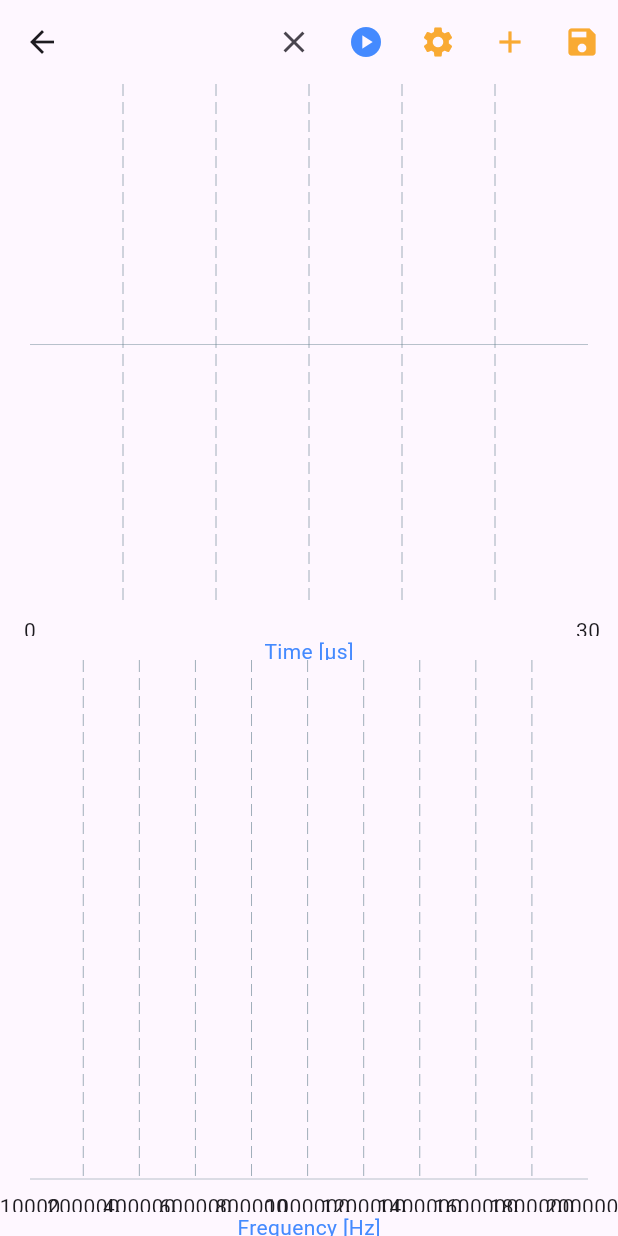
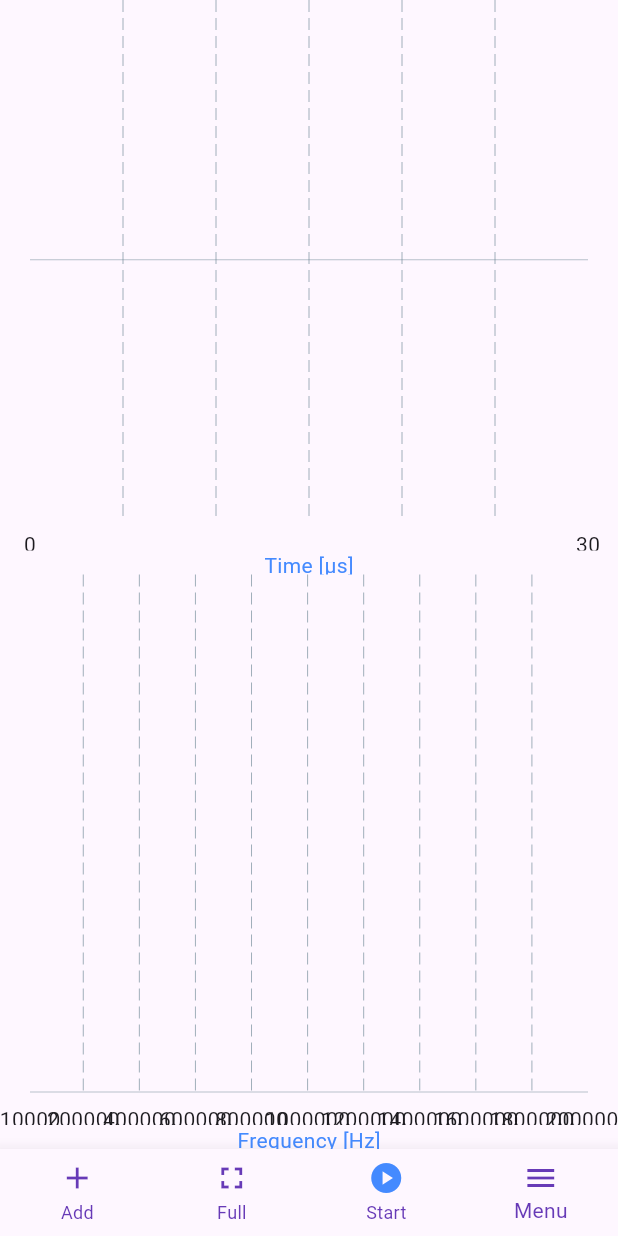
Before and after one commit to pawelmat142/flutter_audio_visual, a Flutter app: the ChartsScreen screen opened by its route, on a phone screen of 412 x 824 dp. Run offline on Flutter 3.47's test engine with Material 2 defaults, Android fonts, the phone set to English and light mode, and no system bars; drawn by our look-alikes of fl_chart; our stand-ins replace flutter_bloc, get_it, hive_flutter, rxdart; missing offline and left inert: fft, mic_stream, navigation_history_observer; accounts and stored records are empty.

Commit message:
toolbar implemented instead of appbar

```diff
--- a/lib/global/app_style.dart
+++ b/lib/global/app_style.dart
@@ -16,13 +16,6 @@ abstract class AppStyle {
 
   static const double wrapSpacing = 12;
 
-
-  static const titleLargeTextStyle = TextStyle(
-      fontSize: AppFontSize.big,
-      fontWeight: FontWeight.w500,
-      color: AppColor.secondary,
-      letterSpacing: 1.3
-  );
 
   static const midWhite30 = TextStyle(
       fontSize: AppFontSize.medium,
@@ -52,25 +45,11 @@ abstract class AppStyle {
       letterSpacing: 1.1
   );
 
-  static const secondaryMedium = TextStyle(
-      fontSize: AppFontSize.medium,
-      fontWeight: FontWeight.w500,
-      color: AppColor.secondary,
-      letterSpacing: 1.1
-  );
-
   static const textInput = TextStyle(
       fontSize: AppFontSize.medium,
       fontWeight: FontWeight.w500,
       color: AppColor.white,
       letterSpacing: 1.1
-  );
-
-  static const listTileTitle = TextStyle(
-      fontSize: AppFontSize.medium,
-      fontWeight: FontWeight.w500,
-      color: AppColor.secondary,
-      letterSpacing: 1
   );
 
   static const listTileSubtitle = TextStyle(
@@ -123,31 +102,5 @@ abstract class AppColor {
 
   static const Color primaryDark = Colors.deepPurple;
   static const Color primary = Colors.deepPurple;
-  static const Color primaryLight = Colors.deepPurple;
-
-  static const Color secondary = Color(0xFFF9AA33);
-  static const Color secondaryInactive = Color(0x57C58425);
-  static const Color secondaryContrast = primaryDark;
-
-  static const Color blue = Color(0xFF3366FF);
-  static const Color blueInactive = Color(0x812749B4);
-  static const Color blueContrast = black70;
-
-  static const Color red = Color(0xFFFF5733);
-  static const Color redInactive = Color(0x74AD3922);
-  static const Color redContrast = primaryDark;
-
-  static List<Color> mapFlutterIconColors = [
-    const Color(0xFF4687C1),
-    const Color(0xFFC93D48),
-    const Color(0xFFA2A3A5),
-    const Color(0xFFC761AD),
-    const Color(0xFFF2A400),
-    const Color(0xFF4FA03B),
-    const Color(0xFF756CB7),
-    const Color(0xFF3B4043),
-  ];
-
-  static Color mapFlutterIconDefaultColor = mapFlutterIconColors.first;
 
 }
--- a/lib/main.dart
+++ b/lib/main.dart
@@ -25,7 +25,6 @@ void main() async {
 }
 
 //TODO X axis labels
-//TODO buttons from appbar to bottom
 
 class MyApp extends StatelessWidget {
   const MyApp({super.key});
--- a/lib/presentation/charts_screen.dart
+++ b/lib/presentation/charts_screen.dart
@@ -1,12 +1,8 @@
 import 'package:flutter/material.dart';
 import 'package:flutter_audio_visual/global/app_style.dart';
-import 'package:flutter_audio_visual/model/chart_setting.dart';
 import 'package:flutter_audio_visual/model/charts_state.dart';
 import 'package:flutter_audio_visual/presentation/app_chart.dart';
-import 'package:flutter_audio_visual/presentation/dialog/app_snackbar.dart';
-import 'package:flutter_audio_visual/presentation/home.dart';
-import 'package:flutter_audio_visual/presentation/setups_screen.dart';
-import 'package:flutter_audio_visual/services/extension.dart';
+import 'package:flutter_audio_visual/presentation/charts_screen_toolbar.dart';
 import 'package:flutter_bloc/flutter_bloc.dart';
 
 class ChartsScreen extends StatelessWidget {
@@ -25,49 +21,6 @@ class ChartsScreen extends StatelessWidget {
           return Future(() => true);
         },
         child: Scaffold(
-          appBar: AppBar(actions: [
-            IconButton(
-              icon: const Icon(Icons.clear),
-              onPressed: () {
-                cubit.reset();
-              },
-            ),
-            IconButton(
-              icon:  Icon(state.running ? Icons.stop_circle : Icons.play_circle,
-                color: state.running ? Colors.redAccent : Colors.blueAccent,
-              ),
-              onPressed: () {
-                state.running ? cubit.stop() : cubit.start();
-              },
-            ),
-            IconButton(
-              icon:  const Icon(Icons.settings,
-                color: AppColor.secondary,
-              ),
-              onPressed: () {
-                // SettingsModal.show(context, chartName: 'Time');
-                // SettingsModal.show(context);
-              },
-            ),
-            IconButton(
-              icon:  const Icon(Icons.add,
-                color: AppColor.secondary,
-              ),
-              onPressed: () => selectTypeDialog(context, cubit)
-            ),
-            IconButton(
-                icon:  const Icon(Icons.save,
-                  color: AppColor.secondary,
-                ),
-                onPressed: () {
-                  cubit.saveSetup().then((_) {
-                    AppSnackBar.show(context: context, text: 'saved!');
-                    Navi.popUntilNamed(context, HomeScreen.id);
-                    Navigator.pushNamed(context, SetupsScreen.id);
-                  });
-                },
-            ),
-          ]),
 
           body: LayoutBuilder(
             builder: (BuildContext context, BoxConstraints constraints) {
@@ -84,34 +37,12 @@ class ChartsScreen extends StatelessWidget {
             }
           ),
 
+          bottomNavigationBar: const ChartsScreenToolbar(),
+
         ),
       );
     });
 
   }
 
-  selectTypeDialog(BuildContext context, ChartsCubit cubit) {
-    showDialog(context: context, builder: (ctx) {
-      return AlertDialog(
-        actionsAlignment: MainAxisAlignment.spaceBetween,
-        title: const Text('select type'),
-        actions: [
-          TextButton(onPressed: () {
-            Navigator.pop(ctx);
-          }, child: const Text('Cancel')),
-          TextButton(onPressed: () {
-            Navigator.pop(ctx, ChartType.time);
-          }, child: const Text('TIME')),
-          TextButton(onPressed: () {
-            Navigator.pop(ctx, ChartType.frequency);
-          }, child: const Text('FREQ')),
-        ],
-      );
-    }).then((type) {
-      if (type is ChartType) {
-        cubit.addChart(type);
-      }
-    });
-  }
-
 }
--- /dev/null
+++ b/lib/presentation/charts_screen_toolbar.dart
@@ -0,0 +1,97 @@
+import 'package:flutter/material.dart';
+import 'package:flutter_audio_visual/global/app_style.dart';
+import 'package:flutter_audio_visual/model/chart_setting.dart';
+import 'package:flutter_audio_visual/model/charts_state.dart';
+import 'package:flutter_audio_visual/presentation/dialog/app_snackbar.dart';
+import 'package:flutter_audio_visual/presentation/dialog/toolbar.dart';
+import 'package:flutter_audio_visual/presentation/home.dart';
+import 'package:flutter_audio_visual/presentation/setups_screen.dart';
+import 'package:flutter_audio_visual/services/extension.dart';
+import 'package:flutter_bloc/flutter_bloc.dart';
+
+class ChartsScreenToolbar extends StatelessWidget {
+  const ChartsScreenToolbar({Key? key}) : super(key: key);
+
+  @override
+  Widget build(BuildContext context) {
+    final cubit = BlocProvider.of<ChartsCubit>(context);
+
+    return BlocBuilder<ChartsCubit, ChartsState>(
+      builder: (ctx, state) {
+        return Toolbar(
+          defaultColor: AppColor.primary,
+          defaultLabelColor: AppColor.primary,
+
+          toolbarItems: [
+            ToolBarItem(
+                label: 'add',
+                menuLabel: 'add chart',
+                icon: Icons.add,
+                onTap: () => selectTypeDialog(context, cubit)
+            ),
+            ToolBarItem(
+                label: 'full',
+                icon: Icons.fullscreen,
+                onTap: () => print('full screen!')
+            ),
+            ToolBarItem(
+                label: state.running ? 'stop' : 'start',
+                icon: state.running ? Icons.stop_circle : Icons.play_circle,
+                color: state.running ? Colors.redAccent : Colors.blueAccent,
+                onTap: () => state.running ? cubit.stop() : cubit.start()
+            ),
+          ],
+
+          menuItems: [
+            ToolBarItem(
+                icon: Icons.list,
+                label: 'Setups list',
+                onTap: () => Navi.inStack(SetupsScreen.id)
+                  ? Navi.popUntilNamed(context, SetupsScreen.id)
+                  : Navigator.pushNamed(context, SetupsScreen.id)
+            ),
+            ToolBarItem(
+                label: 'save',
+                icon: Icons.save,
+                onTap: () => cubit.saveSetup().then((_) {
+                  AppSnackBar.show(context: context, text: 'saved!');
+                  Navi.popUntilNamed(context, HomeScreen.id);
+                  Navigator.pushNamed(context, SetupsScreen.id);
+                })
+            ),
+            ToolBarItem(
+                label: 'clear signal state',
+                icon: Icons.cleaning_services,
+                onTap: cubit.reset
+            ),
+
+          ],
+        );
+      }
+    );
+  }
+
+  selectTypeDialog(BuildContext context, ChartsCubit cubit) {
+    showDialog(context: context, builder: (ctx) {
+      return AlertDialog(
+        actionsAlignment: MainAxisAlignment.spaceBetween,
+        title: const Text('select type'),
+        actions: [
+          TextButton(onPressed: () {
+            Navigator.pop(ctx);
+          }, child: const Text('Cancel')),
+          TextButton(onPressed: () {
+            Navigator.pop(ctx, ChartType.time);
+          }, child: const Text('TIME')),
+          TextButton(onPressed: () {
+            Navigator.pop(ctx, ChartType.frequency);
+          }, child: const Text('FREQ')),
+        ],
+      );
+    }).then((type) {
+      if (type is ChartType) {
+        cubit.addChart(type);
+      }
+    });
+  }
+}
--- a/lib/presentation/dialog/setting_popup.dart
+++ b/lib/presentation/dialog/setting_popup.dart
@@ -74,9 +74,9 @@ class SettingsTile extends StatelessWidget {
   @override
   Widget build(BuildContext context) {
     return ListTile(
-      title: Text(title, style: AppStyle.primaryMedium,),
+      title: Text(title, style: AppStyle.mediumDark,),
       trailing: Text(Util.valueDisplay(currentValue),
-          style: AppStyle.mediumDark
+          style: AppStyle.primaryMedium
       ),
       onTap: () {
         Navigator.pop(context);
--- /dev/null
+++ b/lib/presentation/dialog/toolbar.dart
@@ -0,0 +1,113 @@
+import 'package:flutter/material.dart';
+import 'package:flutter_audio_visual/services/extension.dart';
+
+class ToolBarItem {
+  ToolBarItem({
+    required this.label,
+    this.menuLabel,
+    required this.icon,
+    this.disabled = false,
+    required this.onTap,
+    this.color,
+  });
+
+  String label;
+  String? menuLabel;
+  IconData icon;
+  bool disabled;
+  VoidCallback onTap;
+  Color? color;
+}
+
+class Toolbar extends StatelessWidget {
+
+  final List<ToolBarItem> toolbarItems;
+  final List<ToolBarItem>? menuItems;
+  final Color defaultColor;
+  final Color defaultLabelColor;
+  final Color defaultMenuLabelColor;
+
+  const Toolbar({
+    required this.toolbarItems,
+    this.menuItems,
+    this.defaultColor = Colors.blueAccent,
+    this.defaultLabelColor = Colors.black54,
+    this.defaultMenuLabelColor = Colors.black87,
+    Key? key}) : super(key: key);
+
+
+  Iterable<ToolBarItem> get _menuItemsFromToolbarItems => toolbarItems
+      .where((toolbarItem) => toolbarItem.menuLabel?.isNotEmpty ?? false);
+
+  List<ToolBarItem> get _menuItems => [...(menuItems ?? []), ..._menuItemsFromToolbarItems];
+
+  List<ToolBarItem> _toolbarItems(BuildContext context) => _menuItems.isEmpty
+      ? toolbarItems
+      : [...toolbarItems, menuToolbarItem(context)];
+
+  static const String menuLabel = 'menu';
+
+  ToolBarItem menuToolbarItem(BuildContext context) => ToolBarItem(
+    label: menuLabel,
+    icon: Icons.menu,
+    color: defaultColor,
+    onTap: () {
+      _onToolbarMenu(context);
+    }
+  );
+
+  int currentIndex(BuildContext context) {
+    final i = _toolbarItems(context).indexWhere((item) => item.label == menuLabel);
+    return i == -1 ? 0 : i;
+  }
+
+  @override
+  Widget build(BuildContext context) {
+    return BottomNavigationBar(
+      currentIndex: currentIndex(context),
+      elevation: 10,
+      selectedItemColor: defaultLabelColor,
+      unselectedItemColor: defaultLabelColor,
+      // selectedLabelStyle: AppStyle.listTileSubtitle,
+      // unselectedLabelStyle: AppStyle.listTileSubtitle,
+      showUnselectedLabels: true,
+      type: BottomNavigationBarType.fixed,
+      onTap: (i) => _onItemTap(i, context),
+      items: _toolbarItems(context).map((i) => BottomNavigationBarItem(
+        icon: Icon(i.icon,
+          color: i.disabled ? Colors.black26 : i.color ?? defaultColor
+        ),
+        label: i.label.capitalize(),
+      )).toList(),
+    );
+  }
+
+  _onItemTap(int i, BuildContext context) {
+    final item = _toolbarItems(context)[i];
+    if (item.label == menuLabel) {
+      _onToolbarMenu(context);
+    } else {
+      final ToolBarItem tappedItem = _toolbarItems(context)[i];
+      if (tappedItem.disabled) return;
+      tappedItem.onTap();
+    }
+  }
+
+  _onToolbarMenu(BuildContext context) {
+    showDialog(context: context, builder: (ctx) => AlertDialog(
+        title: const Text('Menu'),
+        content: Column(children: _menuItems.map((menuItem) => ListTile(
+          title: Text(
+            (menuItem.menuLabel ?? menuItem.label).capitalize(),
+            style: TextStyle(color: menuItem.color ?? defaultMenuLabelColor,)
+          ),
+          trailing: Icon(menuItem.icon, color: menuItem.color ?? defaultColor,),
+          onTap: () {
+            Navigator.pop(ctx);
+            menuItem.onTap();
+          },
+        )).toList())
+    ));
+  }
+
+}
--- a/lib/services/extension.dart
+++ b/lib/services/extension.dart
@@ -27,3 +27,10 @@ extension DateTimeExtension on DateTime {
 
   String get format => formatter.format(this);
 }
+
+extension StringExtension on String {
+
+  String capitalize() {
+    return "${this[0].toUpperCase()}${substring(1).toLowerCase()}";
+  }
+}
```
